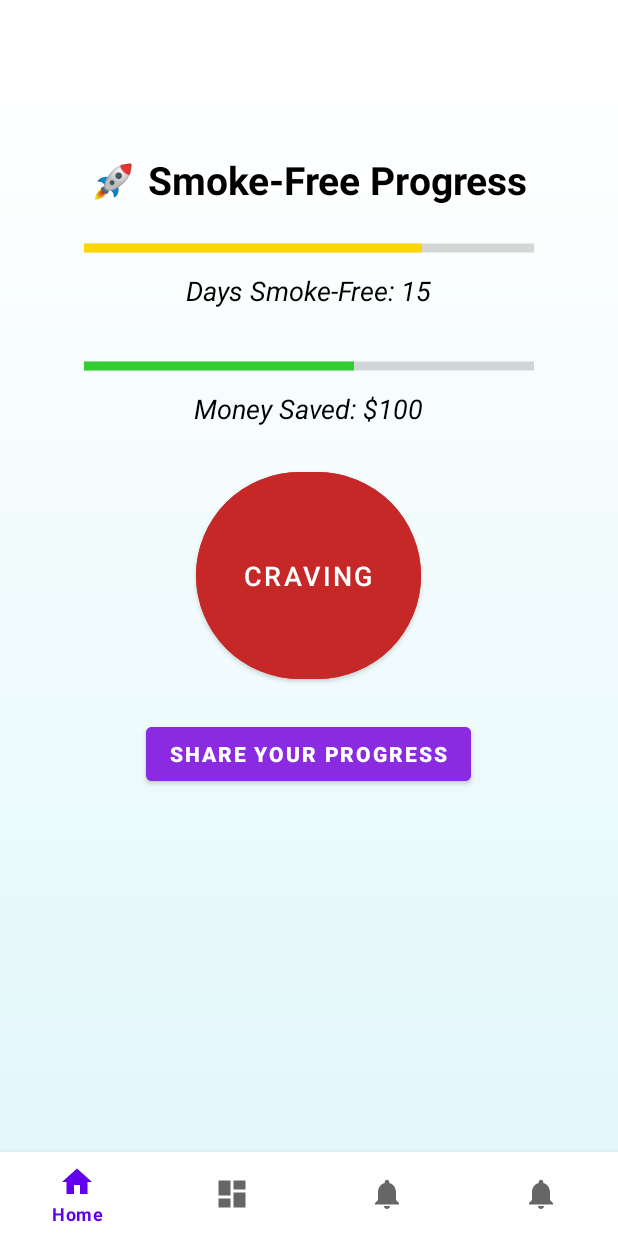
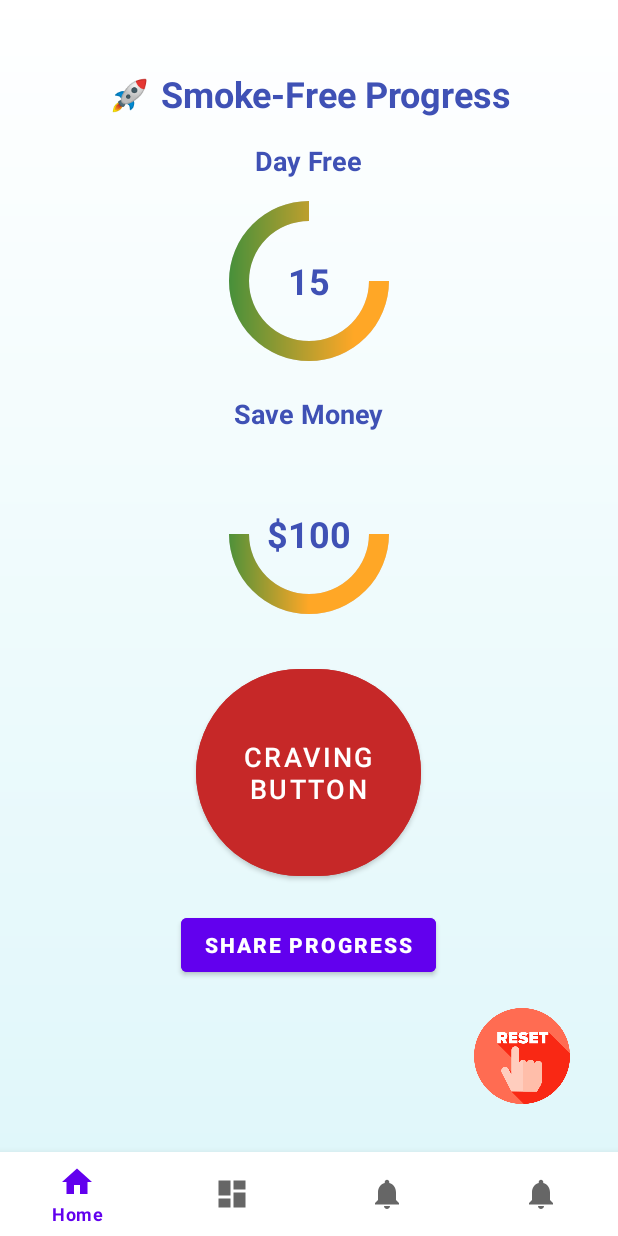
Before and after one commit to galDeri23/Breathe-Again-Final-Project, an Android app: the HomeFragment screen opened directly, with no data from a screen before it, on a phone screen of 412 x 824 dp. Run offline under Robolectric (Android 15) with nearby library versions, the light colour scheme and no system bars; our stand-ins replace navigation-ui; 4 statements that could not run were skipped.

Commit message:
added design for the all app

```diff
--- a/app/build.gradle.kts
+++ b/app/build.gradle.kts
@@ -54,10 +54,6 @@ dependencies {
     androidTestImplementation(libs.androidx.junit)
     androidTestImplementation(libs.androidx.espresso.core)
 
-    //graph
-    implementation (libs.mpandroidchart)
-    implementation (libs.anychart.android)
-
     // Firebase
     implementation(platform(libs.firebase.bom))
     implementation(libs.firebase.analytics)
--- /dev/null
+++ b/app/src/main/res/drawable/circular_progress.xml
@@ -0,0 +1,23 @@
+<?xml version="1.0" encoding="utf-8"?>
+<layer-list xmlns:android="http://schemas.android.com/apk/res/android">
+    <item>
+        <shape android:shape="ring">
+            <size
+                android:width="8dp"
+                android:height="8dp" />
+            <solid android:color="@color/gray_light" />
+        </shape>
+    </item>
+    <item android:rotation="270">
+        <shape android:shape="ring">
+            <size
+                android:width="8dp"
+                android:height="8dp" />
+            <gradient
+                android:useLevel="true"
+                android:startColor="@color/dark_green"
+                android:endColor="@color/bright_orange"
+                android:angle="0" />
+        </shape>
+    </item>
+</layer-list>
--- a/app/src/main/res/layout/activity_login.xml
+++ b/app/src/main/res/layout/activity_login.xml
@@ -6,7 +6,7 @@
     android:layout_height="match_parent"
     android:orientation="vertical"
     android:padding="@dimen/defaultMargin"
-    android:background="@color/green"
+    android:background="@drawable/gradient_background"
     tools:context=".LoginActivity">
 
     <androidx.constraintlayout.utils.widget.ImageFilterView
--- a/app/src/main/res/layout/activity_main.xml
+++ b/app/src/main/res/layout/activity_main.xml
@@ -3,9 +3,9 @@
     xmlns:app="http://schemas.android.com/apk/res-auto"
     android:id="@+id/container"
     android:layout_width="match_parent"
-    android:layout_height="match_parent"
-    android:paddingTop="?attr/actionBarSize">
+    android:layout_height="match_parent">
 
+    <!-- Bottom Navigation -->
     <com.google.android.material.bottomnavigation.BottomNavigationView
         android:id="@+id/nav_view"
         android:layout_width="0dp"
@@ -18,11 +18,14 @@
         app:layout_constraintRight_toRightOf="parent"
         app:menu="@menu/bottom_nav_menu" />
 
+    <!-- Fragment -->
     <fragment
         android:id="@+id/nav_host_fragment_activity_main"
         android:name="androidx.navigation.fragment.NavHostFragment"
         android:layout_width="match_parent"
         android:layout_height="match_parent"
+        android:fitsSystemWindows="true"
+        android:layout_marginBottom="56dp"
         app:defaultNavHost="true"
         app:layout_constraintBottom_toTopOf="@id/nav_view"
         app:layout_constraintLeft_toLeftOf="parent"
--- a/app/src/main/res/layout/activity_sign_up.xml
+++ b/app/src/main/res/layout/activity_sign_up.xml
@@ -4,7 +4,7 @@
     android:layout_height="match_parent"
     xmlns:app="http://schemas.android.com/apk/res-auto"
     xmlns:tools="http://schemas.android.com/tools"
-    android:background="@color/green"
+    android:background="@drawable/gradient_background"
     tools:context=".SignUpActivity">
 
     <com.google.android.material.textview.MaterialTextView
--- a/app/src/main/res/layout/fragment_home.xml
+++ b/app/src/main/res/layout/fragment_home.xml
@@ -8,87 +8,111 @@
     android:padding="16dp">
 
 
-    <com.google.android.material.textview.MaterialTextView
+    <TextView
         android:id="@+id/tv_title"
         android:layout_width="wrap_content"
         android:layout_height="wrap_content"
         android:layout_marginTop="30dp"
         android:layout_centerHorizontal="true"
-        android:text="🚀 Smoke-Free Progress"
-        android:textSize="26sp"
+        android:text="@string/smoke_free_progress"
+        android:textSize="24sp"
         android:textStyle="bold"
-        android:textColor="@color/black"
-        android:shadowColor="@color/white"
-        android:shadowDx="2"
-        android:shadowDy="2"
-        android:shadowRadius="4" />
+        android:textColor="@color/blue" />
 
 
-    <ProgressBar
-        android:id="@+id/progress_days"
-        style="?android:attr/progressBarStyleHorizontal"
-        android:layout_width="300dp"
-        android:layout_height="16dp"
+    <TextView
+        android:id="@+id/tv_days_free_label"
+        android:layout_width="wrap_content"
+        android:layout_height="wrap_content"
+        android:text="Day Free"
+        android:textSize="18sp"
+        android:textStyle="bold"
+        android:textColor="@color/blue"
         android:layout_below="@id/tv_title"
         android:layout_centerHorizontal="true"
-        android:layout_marginTop="20dp"
-        android:progress="75"
-        android:backgroundTint="#8D8D8D"
-        android:progressTint="#FFD700"
-        android:scaleY="1.5" />
+        android:layout_marginTop="16dp" />
+
+    <!-- Circular Progress Bar - Smoke-Free Days -->
+    <RelativeLayout
+        android:id="@+id/progress_days_container"
+        android:layout_width="120dp"
+        android:layout_height="120dp"
+        android:layout_below="@id/tv_days_free_label"
+        android:layout_centerHorizontal="true"
+        android:layout_marginTop="8dp">
+
+        <androidx.core.widget.ContentLoadingProgressBar
+            android:id="@+id/progress_circular_days"
+            android:layout_width="match_parent"
+            android:layout_height="match_parent"
+            android:progress="75"
+            android:indeterminate="false"
+            android:progressDrawable="@drawable/circular_progress" />
+
+        <com.google.android.material.textview.MaterialTextView
+            android:id="@+id/tv_days_value"
+            android:layout_width="wrap_content"
+            android:layout_height="wrap_content"
+            android:layout_centerInParent="true"
+            android:text="15"
+            android:textSize="24sp"
+            android:textStyle="bold"
+            android:textColor="@color/blue" />
+    </RelativeLayout>
 
 
     <com.google.android.material.textview.MaterialTextView
-        android:id="@+id/tv_days"
+        android:id="@+id/tv_save_money_label"
         android:layout_width="wrap_content"
         android:layout_height="wrap_content"
-        android:layout_below="@id/progress_days"
+        android:text="Save Money"
+        android:textSize="18sp"
+        android:textStyle="bold"
+        android:textColor="@color/blue"
+        android:layout_below="@id/progress_days_container"
         android:layout_centerHorizontal="true"
-        android:layout_marginTop="8dp"
-        android:text="Days Smoke-Free: 15"
-        android:textSize="18sp"
-        android:textStyle="italic"
-        android:textColor="@color/black" />
+        android:layout_marginTop="16dp" />
 
-    <ProgressBar
-        android:id="@+id/progress_money"
-        style="?android:attr/progressBarStyleHorizontal"
-        android:layout_width="300dp"
-        android:layout_height="16dp"
-        android:layout_below="@id/tv_days"
+    <!-- Circular Progress Bar - Money Saved -->
+    <RelativeLayout
+        android:id="@+id/progress_money_container"
+        android:layout_width="120dp"
+        android:layout_height="120dp"
+        android:layout_below="@id/tv_save_money_label"
         android:layout_centerHorizontal="true"
-        android:layout_marginTop="30dp"
-        android:progress="60"
-        android:backgroundTint="#8D8D8D"
-        android:progressTint="#32CD32"
-        android:scaleY="1.5" />
+        android:layout_marginTop="8dp">
 
+        <androidx.core.widget.ContentLoadingProgressBar
+            android:id="@+id/progress_circular_money"
+            android:layout_width="match_parent"
+            android:layout_height="match_parent"
+            android:progress="50"
+            android:indeterminate="false"
+            android:progressDrawable="@drawable/circular_progress" />
 
-    <com.google.android.material.textview.MaterialTextView
-        android:id="@+id/tv_money"
-        android:layout_width="wrap_content"
-        android:layout_height="wrap_content"
-        android:layout_below="@id/progress_money"
-        android:layout_centerHorizontal="true"
-        android:layout_marginTop="8dp"
-        android:text="Money Saved: $100"
-        android:textSize="18sp"
-        android:textStyle="italic"
-        android:textColor="@color/black" />
+        <com.google.android.material.textview.MaterialTextView
+            android:id="@+id/tv_money_value"
+            android:layout_width="wrap_content"
+            android:layout_height="wrap_content"
+            android:layout_centerInParent="true"
+            android:text="$100"
+            android:textSize="24sp"
+            android:textStyle="bold"
+            android:textColor="@color/blue" />
+    </RelativeLayout>
 
 
     <com.google.android.material.button.MaterialButton
         android:id="@+id/btn_craving"
         android:layout_width="150dp"
         android:layout_height="150dp"
-        android:layout_below="@id/tv_money"
+        android:layout_below="@id/progress_money_container"
         android:layout_centerHorizontal="true"
         android:layout_marginTop="24dp"
         android:backgroundTint="@color/red"
-        android:text="Craving"
+        android:text="@string/craving_button"
         android:textColor="@color/white"
         android:textSize="18sp"
-        android:fontFamily="sans-serif-medium"
         app:cornerRadius="75dp" />
 
 
@@ -98,9 +122,20 @@
         android:layout_height="wrap_content"
         android:layout_below="@id/btn_craving"
         android:layout_centerHorizontal="true"
-        android:layout_marginTop="20dp"
-        android:backgroundTint="#8A2BE2"
-        android:text="SHARE YOUR PROGRESS"
+        android:layout_marginTop="16dp"
+        android:backgroundTint="@color/purple_500"
+        android:text="@string/share_progress"
         android:textColor="@color/white"
         android:textStyle="bold" />
+
+
+    <androidx.appcompat.widget.AppCompatImageView
+        android:id="@+id/img_reset"
+        android:layout_width="64dp"
+        android:layout_height="64dp"
+        android:src="@drawable/reset"
+        android:layout_alignParentBottom="true"
+        android:layout_alignParentEnd="true"
+        android:layout_margin="16dp"
+        android:contentDescription="Reset Progress" />
 </RelativeLayout>
--- a/app/src/main/res/values/colors.xml
+++ b/app/src/main/res/values/colors.xml
@@ -17,4 +17,8 @@
     <color name="light_green">#90EE90</color>
     <color name="light_gray">#D3D3D3</color>
     <color name="light_red">#F8BBD0</color>
+    <color name="light_purple">#D1C4E9</color>
+    <color name="bright_orange">#FFA726</color>
+    <color name="light_yellow">#FFEB3B</color>
+    <color name="dark_green">#388E3C</color>
 </resources>
--- a/app/src/main/res/values/dimens.xml
+++ b/app/src/main/res/values/dimens.xml
@@ -6,4 +6,7 @@
     <dimen name="defaultMargin">16dp</dimen>
     <dimen name="textSize">16sp</dimen>
     <dimen name="textsize">24sp</dimen>
+    <dimen name="height_button">80dp</dimen>
+    <dimen name="iconSize">30dp</dimen>
+    <dimen name="iconPadding_radius">12dp</dimen>
 </resources>
--- a/app/src/main/res/values/strings.xml
+++ b/app/src/main/res/values/strings.xml
@@ -19,4 +19,16 @@
     <string name="days_smoke_free">Days Smoke-Free:</string>
     <string name="money_saved">Money Saved:</string>
     <string name="craving">CRAVING</string>
+    <string name="smoke_free_progress">🚀 Smoke-Free Progress</string>
+    <string name="_100">$100</string>
+    <string name="share_progress">Share Progress</string>
+    <string name="craving_button">craving button</string>
+    <string name="reset_button">reset button</string>
+    <string name="smoke_free_days_15">Smoke free days: 15</string>
+    <string name="money_saved_100">Money Saved: $100</string>
+    <string name="share_your_progress">SHARE YOUR PROGRESS</string>
+    <string name="breathing_exercise">Breathing Exercise</string>
+    <string name="delete_all">Delete All</string>
+    <string name="notification_icon">Notification Icon</string>
+    <string name="reminder">Reminder</string>
 </resources>
```
Also changed, not shown: app/src/main/res/drawable/achievement_card_background.xml (added, +9 -0 lines), app/src/main/res/drawable/circular_button.xml (deleted, +0 -8 lines), app/src/main/res/layout/fragment_craving.xml (+28 -28 lines), app/src/main/res/layout/fragment_notifications.xml (+53 -16 lines), app/src/main/res/layout/fragment_share.xml (+32 -18 lines), app/src/main/res/layout/item_card.xml (added, +73 -0 lines), app/src/main/res/layout/item_notifications.xml (added, +86 -0 lines), app/src/main/res/drawable/delete.png (added), app/src/main/res/drawable/medal.png (added), app/src/main/res/drawable/message.png (added), app/src/main/res/drawable/reset.png (added).
